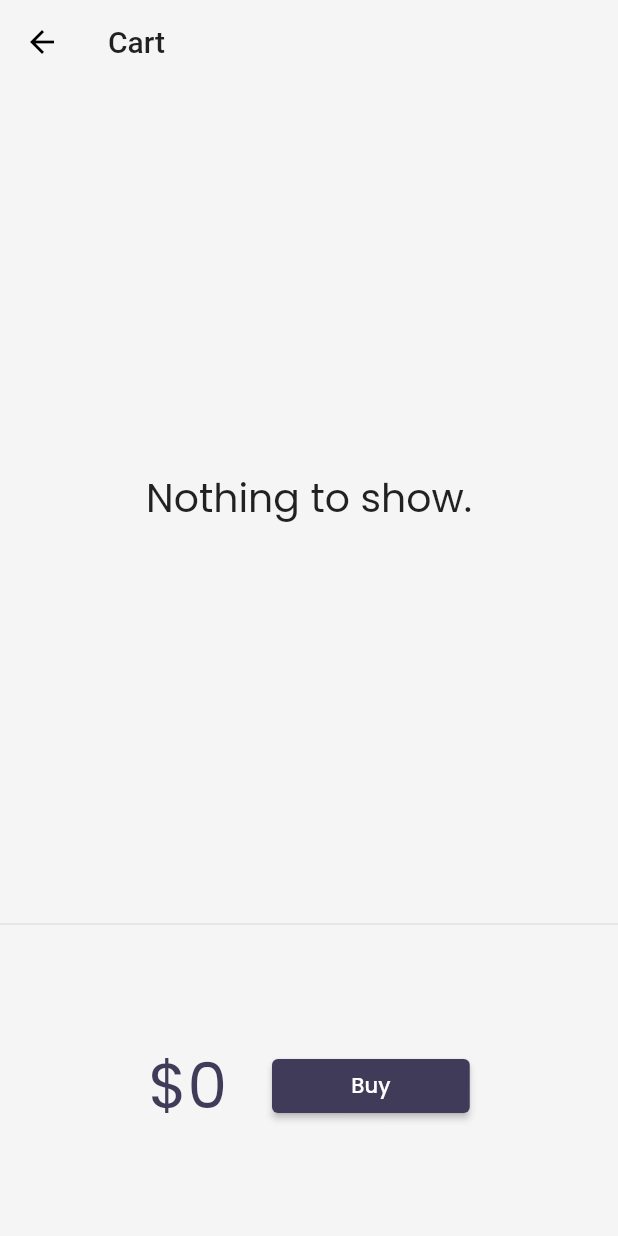
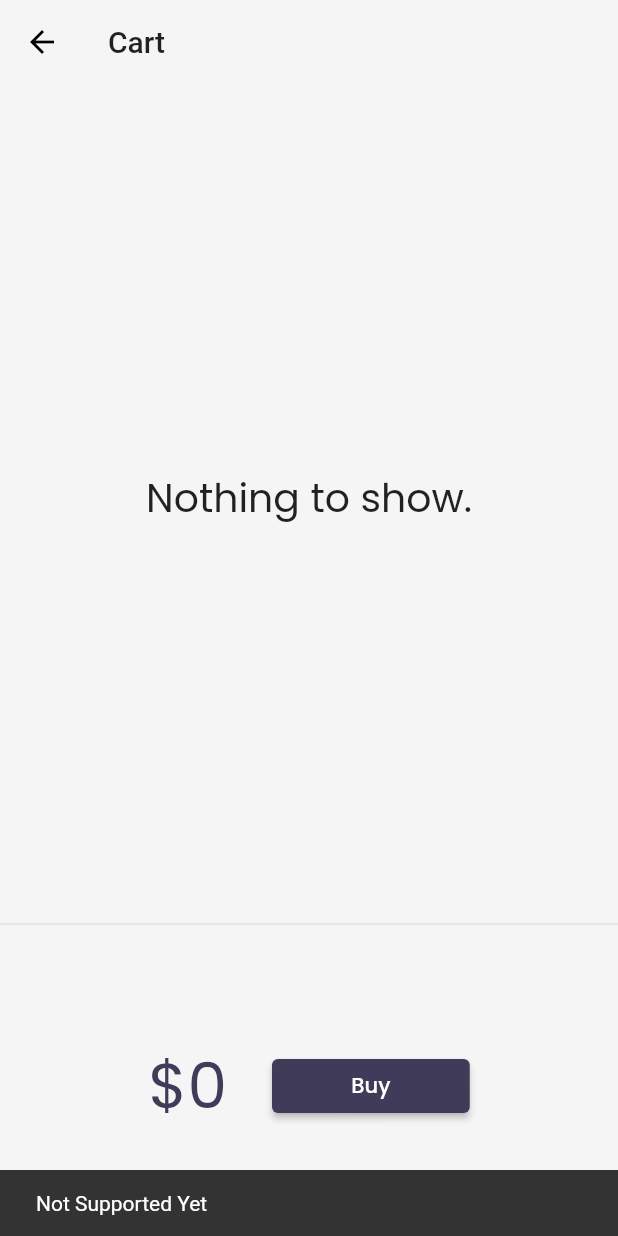
Before and after one commit to sudiptochatterjee-globussoft/flutter-first-app, a Flutter app: the CartPage screen opened by its route, after a tap on "Buy", on a phone screen of 412 x 824 dp. Run offline on Flutter 3.47's test engine with Material 2 defaults, Android fonts, the phone set to English and light mode, and no system bars; drawn by our look-alikes of velocity_x; our stand-ins replace flutter_neumorphic, google_fonts; network calls fail.

```diff
--- a/lib/models/cart.dart
+++ b/lib/models/cart.dart
@@ -25,11 +25,6 @@ class CartModel {
   void add(Item item) {
     _itemIds.add(item.id);
   }
-
-  //remove item
-  void remove(Item item) {
-    _itemIds.remove(item.id);
-  }
 }
 
 class AddMutation extends VxMutation<MyStore> {
@@ -42,3 +37,14 @@ class AddMutation extends VxMutation<MyStore> {
     store?.cart._itemIds.add(item.id);
   }
 }
+
+class RemoveMutation extends VxMutation<MyStore> {
+  final Item item;
+
+  RemoveMutation(this.item);
+
+  @override
+  perform() {
+    store?.cart._itemIds.remove(item.id);
+  }
+}
--- a/lib/pages/cart_page.dart
+++ b/lib/pages/cart_page.dart
@@ -36,10 +36,22 @@ class _CartTotal extends StatelessWidget {
         child: Row(
           mainAxisAlignment: MainAxisAlignment.center,
           children: [
-            "\$${_cart.totalPrice}".text.xl5.color(context.accentColor).make(),
+            VxConsumer(
+              mutations: {RemoveMutation},
+              builder: (BuildContext context, store, VxStatus? status) {
+                return "\$${_cart.totalPrice}"
+                    .text
+                    .xl5
+                    .color(context.accentColor)
+                    .make();
+              },
+            ),
             30.widthBox,
             ElevatedButton(
-              onPressed: () {},
+              onPressed: () {
+                ScaffoldMessenger.of(context).showSnackBar(
+                    SnackBar(content: "Not Supported Yet".text.make()));
+              },
               style: ButtonStyle(
                   backgroundColor:
                       MaterialStateProperty.all(context.theme.buttonColor)),
@@ -53,6 +65,8 @@ class _CartTotal extends StatelessWidget {
 class _CartList extends StatelessWidget {
   @override
   Widget build(BuildContext context) {
+    VxState.watch(context, on: [RemoveMutation]);
+
     final CartModel _cart = (VxState.store as MyStore).cart;
 
     return _cart.items.isEmpty
@@ -66,8 +80,7 @@ class _CartList extends StatelessWidget {
                   (Icons.remove_circle_outline),
                 ),
                 onPressed: () {
-                  _cart.remove(_cart.items[index]);
-                  //setState(() {});
+                  RemoveMutation(_cart.items[index]);
                 },
               ),
               title: _cart.items[index].name.text.make(),
--- a/lib/widgets/home_widgets/add_to_cart.dart
+++ b/lib/widgets/home_widgets/add_to_cart.dart
@@ -17,7 +17,7 @@ class AddToCart extends StatelessWidget {
 
   @override
   Widget build(BuildContext context) {
-    VxState.watch(context, on: [AddMutation]);
+    VxState.watch(context, on: [AddMutation, RemoveMutation]);
     final CartModel _cart = (VxState.store as MyStore).cart;
     bool isInCart = _cart.items.contains(catlog) ?? false;
 
```
